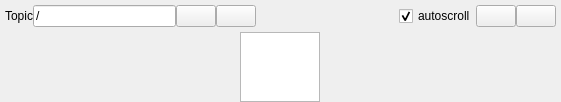
Above: resource/plot.ui from rxjia/serial_plot before the change. Below: the same form after it.
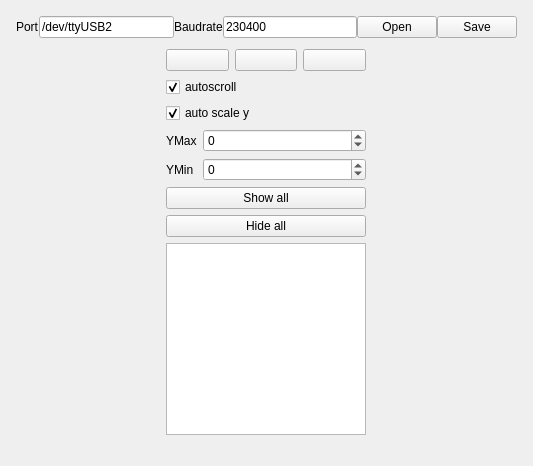
That is the form after the change.

Patch:
```diff
--- a/resource/plot.ui
+++ b/resource/plot.ui
@@ -6,8 +6,8 @@
             <rect>
                 <x>0</x>
                 <y>0</y>
-                <width>561</width>
-                <height>61</height>
+                <width>533</width>
+                <height>408</height>
             </rect>
         </property>
         <property name="acceptDrops">
@@ -16,23 +16,189 @@
         <property name="windowTitle">
             <string>Plot</string>
         </property>
-        <layout class="QVBoxLayout" name="verticalLayout">
-            <property name="spacing">
-                <number>0</number>
-            </property>
-            <property name="leftMargin">
-                <number>0</number>
-            </property>
-            <property name="topMargin">
-                <number>0</number>
-            </property>
-            <property name="rightMargin">
-                <number>0</number>
-            </property>
-            <property name="bottomMargin">
-                <number>0</number>
-            </property>
-            <item>
+        <layout class="QGridLayout" name="gridLayout_2">
+            <item row="1" column="0">
+                <layout class="QGridLayout" name="gridLayout_3">
+                    <property name="sizeConstraint">
+                        <enum>QLayout::SetDefaultConstraint</enum>
+                    </property>
+                    <item row="1" column="1">
+                        <layout class="QVBoxLayout" name="verticalLayout_2">
+                            <property name="spacing">
+                                <number>6</number>
+                            </property>
+                            <property name="sizeConstraint">
+                                <enum>QLayout::SetDefaultConstraint</enum>
+                            </property>
+                            <item>
+                                <layout class="QGridLayout" name="gridLayout_4">
+                                    <item row="0" column="2">
+                                        <widget class="QPushButton" name="clear_button">
+                                            <property name="sizePolicy">
+                                                <sizepolicy hsizetype="Preferred" vsizetype="Preferred">
+                                                    <horstretch>0</horstretch>
+                                                    <verstretch>0</verstretch>
+                                                </sizepolicy>
+                                            </property>
+                                            <property name="toolTip">
+                                                <string>clear plot</string>
+                                            </property>
+                                            <property name="iconSize">
+                                                <size>
+                                                    <width>16</width>
+                                                    <height>16</height>
+                                                </size>
+                                            </property>
+                                        </widget>
+                                    </item>
+                                    <item row="0" column="0">
+                                        <widget class="QPushButton" name="btn_setting">
+                                            <property name="text">
+                                                <string/>
+                                            </property>
+                                        </widget>
+                                    </item>
+                                    <item row="2" column="0" colspan="3">
+                                        <widget class="QCheckBox" name="cbox_autoscale_y">
+                                            <property name="text">
+                                                <string>auto scale y</string>
+                                            </property>
+                                            <property name="checked">
+                                                <bool>true</bool>
+                                            </property>
+                                        </widget>
+                                    </item>
+                                    <item row="1" column="0" colspan="3">
+                                        <widget class="QCheckBox" name="autoscroll_checkbox">
+                                            <property name="text">
+                                                <string>autoscroll</string>
+                                            </property>
+                                            <property name="checked">
+                                                <bool>true</bool>
+                                            </property>
+                                        </widget>
+                                    </item>
+                                    <item row="0" column="1">
+                                        <widget class="QPushButton" name="pause_button">
+                                            <property name="sizePolicy">
+                                                <sizepolicy hsizetype="Preferred" vsizetype="Preferred">
+                                                    <horstretch>0</horstretch>
+                                                    <verstretch>0</verstretch>
+                                                </sizepolicy>
+                                            </property>
+                                            <property name="toolTip">
+                                                <string>pause plot</string>
+                                            </property>
+                                            <property name="iconSize">
+                                                <size>
+                                                    <width>16</width>
+                                                    <height>16</height>
+                                                </size>
+                                            </property>
+                                            <property name="checkable">
+                                                <bool>true</bool>
+                                            </property>
+                                        </widget>
+                                    </item>
+                                </layout>
+                            </item>
+                            <item>
+                                <layout class="QHBoxLayout" name="horizontalLayout"/>
+                            </item>
+                            <item>
+                                <layout class="QFormLayout" name="formLayout">
+                                    <item row="0" column="0">
+                                        <widget class="QLabel" name="yMaxLabel">
+                                            <property name="text">
+                                                <string>YMax</string>
+                                            </property>
+                                        </widget>
+                                    </item>
+                                    <item row="0" column="1">
+                                        <widget class="QSpinBox" name="yMaxSpinBox">
+                                            <property name="minimum">
+                                                <number>-32767</number>
+                                            </property>
+                                            <property name="maximum">
+                                                <number>32767</number>
+                                            </property>
+                                        </widget>
+                                    </item>
+                                    <item row="1" column="0">
+                                        <widget class="QLabel" name="yMinLabel">
+                                            <property name="text">
+                                                <string>YMin</string>
+                                            </property>
+                                        </widget>
+                                    </item>
+                                    <item row="1" column="1">
+                                        <widget class="QSpinBox" name="yMinSpinBox">
+                                            <property name="minimum">
+                                                <number>-32767</number>
+                                            </property>
+                                            <property name="maximum">
+                                                <number>32767</number>
+                                            </property>
+                                        </widget>
+                                    </item>
+                                </layout>
+                            </item>
+                            <item>
+                                <widget class="QPushButton" name="btn_showall">
+                                    <property name="sizePolicy">
+                                        <sizepolicy hsizetype="Minimum" vsizetype="Fixed">
+                                            <horstretch>0</horstretch>
+                                            <verstretch>0</verstretch>
+                                        </sizepolicy>
+                                    </property>
+                                    <property name="maximumSize">
+                                        <size>
+                                            <width>200</width>
+                                            <height>16777215</height>
+                                        </size>
+                                    </property>
+                                    <property name="text">
+                                        <string>Show all</string>
+                                    </property>
+                                </widget>
+                            </item>
+                            <item>
+                                <widget class="QPushButton" name="btn_hideall">
+                                    <property name="maximumSize">
+                                        <size>
+                                            <width>200</width>
+                                            <height>16777215</height>
+                                        </size>
+                                    </property>
+                                    <property name="text">
+                                        <string>Hide all</string>
+                                    </property>
+                                </widget>
+                            </item>
+                            <item>
+                                <widget class="QListWidget" name="listWidgetChannels">
+                                    <property name="sizePolicy">
+                                        <sizepolicy hsizetype="Minimum" vsizetype="MinimumExpanding">
+                                            <horstretch>0</horstretch>
+                                            <verstretch>0</verstretch>
+                                        </sizepolicy>
+                                    </property>
+                                    <property name="maximumSize">
+                                        <size>
+                                            <width>200</width>
+                                            <height>16777215</height>
+                                        </size>
+                                    </property>
+                                </widget>
+                            </item>
+                        </layout>
+                    </item>
+                    <item row="1" column="0">
+                        <layout class="QVBoxLayout" name="plotLayout"/>
+                    </item>
+                </layout>
+            </item>
+            <item row="0" column="0">
                 <layout class="QHBoxLayout" name="dataPlotControls">
                     <property name="spacing">
                         <number>0</number>
@@ -52,82 +218,35 @@
                     <item>
                         <widget class="QLabel" name="label">
                             <property name="text">
-                                <string>Topic</string>
+                                <string>Port</string>
                             </property>
                         </widget>
                     </item>
                     <item>
                         <widget class="QLineEdit" name="topic_edit">
                             <property name="text">
-                                <string>/</string>
+                                <string>/dev/ttyUSB2</string>
                             </property>
                         </widget>
                     </item>
                     <item>
-                        <widget class="QPushButton" name="subscribe_topic_button">
-                            <property name="sizePolicy">
-                                <sizepolicy hsizetype="Preferred" vsizetype="Preferred">
-                                    <horstretch>0</horstretch>
-                                    <verstretch>0</verstretch>
-                                </sizepolicy>
+                        <widget class="QLabel" name="label_2">
+                            <property name="text">
+                                <string>Baudrate</string>
                             </property>
-                            <property name="contextMenuPolicy">
-                                <enum>Qt::DefaultContextMenu</enum>
-                            </property>
-                            <property name="toolTip">
-                                <string>add topic to plot</string>
-                            </property>
-                            <property name="iconSize">
-                                <size>
-                                    <width>16</width>
-                                    <height>16</height>
-                                </size>
-                            </property>
                         </widget>
                     </item>
                     <item>
-                        <widget class="QPushButton" name="remove_topic_button">
-                            <property name="iconSize">
-                                <size>
-                                    <width>16</width>
-                                    <height>16</height>
-                                </size>
-                            </property>
-                        </widget>
-                    </item>
-                    <item>
-                        <spacer name="spacer">
-                            <property name="orientation">
-                                <enum>Qt::Horizontal</enum>
-                            </property>
-                            <property name="sizeHint" stdset="0">
-                                <size>
-                                    <width>40</width>
-                                    <height>20</height>
-                                </size>
-                            </property>
-                        </spacer>
-                    </item>
-                    <item>
-                        <widget class="QCheckBox" name="autoscroll_checkbox">
+                        <widget class="QLineEdit" name="edit_baudrate">
                             <property name="text">
-                                <string>autoscroll</string>
+                                <string>230400</string>
                             </property>
-                            <property name="checked">
-                                <bool>true</bool>
-                            </property>
                         </widget>
                     </item>
                     <item>
-                        <widget class="QPushButton" name="pause_button">
-                            <property name="sizePolicy">
-                                <sizepolicy hsizetype="Preferred" vsizetype="Preferred">
-                                    <horstretch>0</horstretch>
-                                    <verstretch>0</verstretch>
-                                </sizepolicy>
-                            </property>
-                            <property name="toolTip">
-                                <string>pause plot</string>
+                        <widget class="QPushButton" name="btn_open">
+                            <property name="text">
+                                <string>Open</string>
                             </property>
                             <property name="iconSize">
                                 <size>
@@ -141,45 +260,20 @@
                         </widget>
                     </item>
                     <item>
-                        <widget class="QPushButton" name="clear_button">
-                            <property name="sizePolicy">
-                                <sizepolicy hsizetype="Preferred" vsizetype="Preferred">
-                                    <horstretch>0</horstretch>
-                                    <verstretch>0</verstretch>
-                                </sizepolicy>
-                            </property>
-                            <property name="toolTip">
-                                <string>clear plot</string>
-                            </property>
-                            <property name="iconSize">
-                                <size>
-                                    <width>16</width>
-                                    <height>16</height>
-                                </size>
+                        <widget class="QPushButton" name="btn_save">
+                            <property name="text">
+                                <string>Save</string>
                             </property>
                         </widget>
                     </item>
                 </layout>
             </item>
-            <item>
-                <layout class="QHBoxLayout" name="data_plot_layout">
-                    <property name="spacing">
-                        <number>0</number>
+            <item row="2" column="0">
+                <widget class="QLabel" name="label_status">
+                    <property name="text">
+                        <string/>
                     </property>
-                    <item>
-                        <layout class="QHBoxLayout" name="plotLayout"/>
-                    </item>
-                    <item>
-                        <widget class="QListWidget" name="listWidgetChannels">
-                            <property name="maximumSize">
-                                <size>
-                                    <width>80</width>
-                                    <height>16777215</height>
-                                </size>
-                            </property>
-                        </widget>
-                    </item>
-                </layout>
+                </widget>
             </item>
         </layout>
     </widget>
```
Left out of the diff: 2 changed lines with no effect on the pictures.
